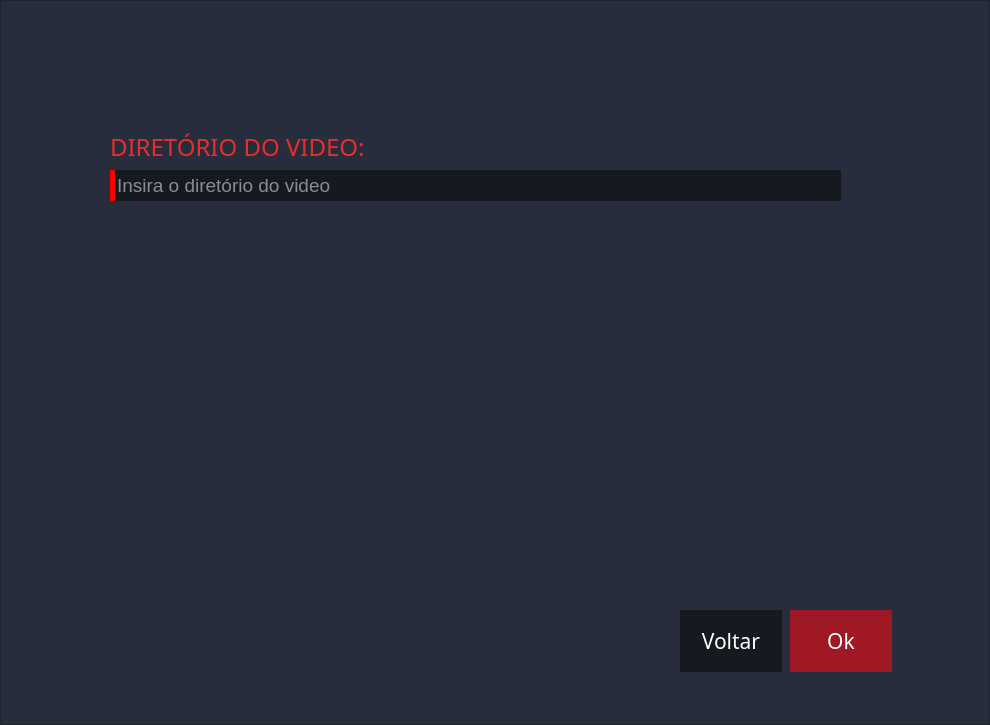
Qt form reddragons/interface/ui_files/diretorio.ui (Red-Dragons-UFSCar/red-visao) before a commit.
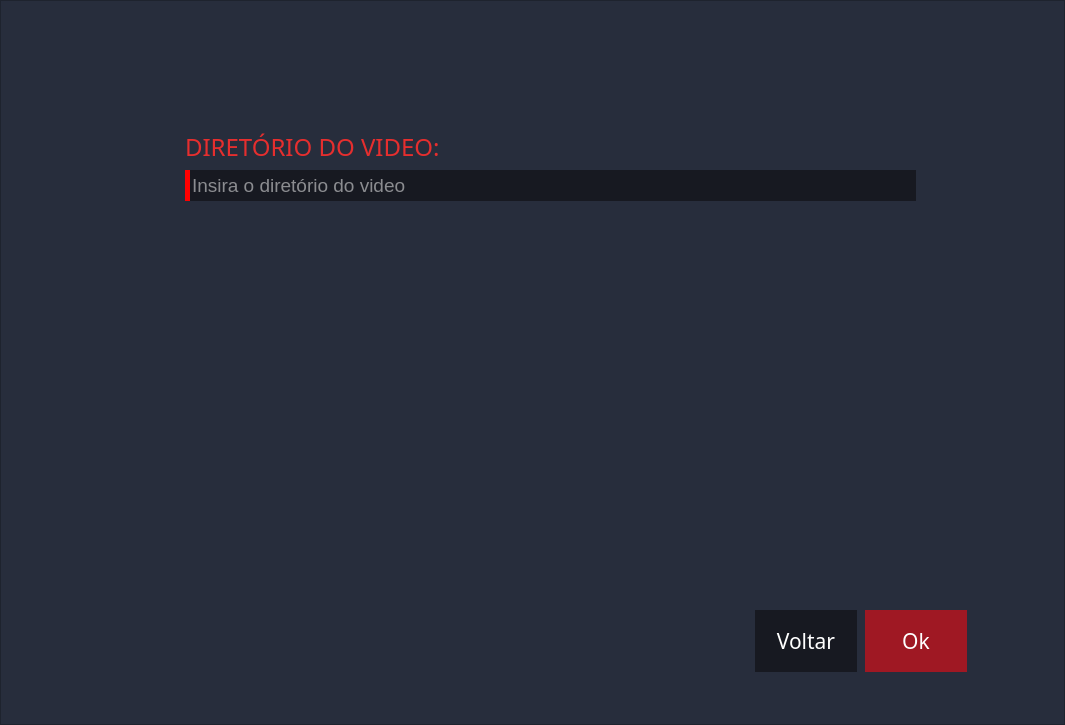
The same form after that commit. Icons and pictures are not drawn.

Commit message: Status bar - diretorio

What changed in the file:
```diff
--- a/reddragons/interface/ui_files/diretorio.ui
+++ b/reddragons/interface/ui_files/diretorio.ui
@@ -6,19 +6,19 @@
    <rect>
     <x>0</x>
     <y>0</y>
-    <width>990</width>
+    <width>1065</width>
     <height>725</height>
    </rect>
   </property>
   <property name="minimumSize">
    <size>
-    <width>990</width>
+    <width>1065</width>
     <height>725</height>
    </size>
   </property>
   <property name="maximumSize">
    <size>
-    <width>990</width>
+    <width>1065</width>
     <height>725</height>
    </size>
   </property>
@@ -28,13 +28,13 @@
   <widget class="QWidget" name="Diretorio_2">
    <property name="minimumSize">
     <size>
-     <width>990</width>
+     <width>1065</width>
      <height>725</height>
     </size>
    </property>
    <property name="maximumSize">
     <size>
-     <width>990</width>
+     <width>1065</width>
      <height>725</height>
     </size>
    </property>
@@ -61,13 +61,13 @@
       </property>
       <property name="minimumSize">
        <size>
-        <width>990</width>
+        <width>1065</width>
         <height>725</height>
        </size>
       </property>
       <property name="maximumSize">
        <size>
-        <width>990</width>
+        <width>1065</width>
         <height>725</height>
        </size>
       </property>
@@ -93,7 +93,7 @@
       <widget class="QWidget" name="DetalheVermelho" native="true">
        <property name="geometry">
         <rect>
-         <x>110</x>
+         <x>185</x>
          <y>170</y>
          <width>5</width>
          <height>31</height>
@@ -118,7 +118,7 @@
       <widget class="QPushButton" name="btnDiretorioEscolher">
        <property name="geometry">
         <rect>
-         <x>800</x>
+         <x>875</x>
          <y>170</y>
          <width>41</width>
          <height>31</height>
@@ -160,7 +160,7 @@
       <widget class="QPushButton" name="btnDiretorioOk">
        <property name="geometry">
         <rect>
-         <x>790</x>
+         <x>865</x>
          <y>610</y>
          <width>102</width>
          <height>62</height>
@@ -218,7 +218,7 @@
       <widget class="QLineEdit" name="CaminhoVideo">
        <property name="geometry">
         <rect>
-         <x>115</x>
+         <x>190</x>
          <y>170</y>
          <width>691</width>
          <height>31</height>
@@ -259,7 +259,7 @@
       <widget class="QLabel" name="label">
        <property name="geometry">
         <rect>
-         <x>110</x>
+         <x>185</x>
          <y>130</y>
          <width>551</width>
          <height>31</height>
@@ -281,7 +281,7 @@
       <widget class="QPushButton" name="btnVoltar">
        <property name="geometry">
         <rect>
-         <x>680</x>
+         <x>755</x>
          <y>610</y>
          <width>102</width>
          <height>62</height>
```
Left out of the diff: 25 changed lines with no effect on the pictures.
